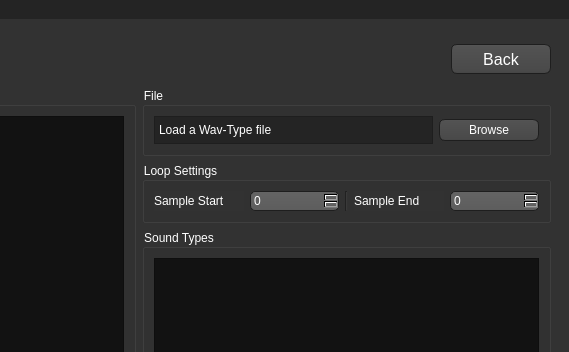
This is WiiMusicPlus.ui in BenjaminHalko/WiiMusicEditorPlus as Qt 5 draws it before an edit; both pictures show x 292 to 861 and y 0 to 352 of the 861 by 573 pixel window. The edited form follows.
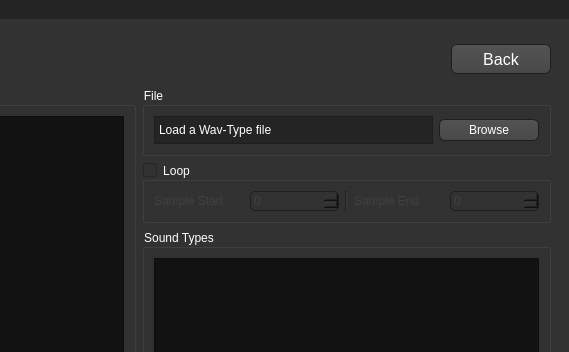
This is the edited form. The open tabs and pages were chosen to show the change. Icons and pictures are not drawn.

What changed in the file:
```diff
--- a/WiiMusicPlus.ui
+++ b/WiiMusicPlus.ui
@@ -2444,7 +2444,13 @@
             <item>
              <widget class="QGroupBox" name="SOE_Loop">
               <property name="title">
-               <string>Loop Settings</string>
+               <string>Loop</string>
+              </property>
+              <property name="checkable">
+               <bool>true</bool>
+              </property>
+              <property name="checked">
+               <bool>false</bool>
               </property>
               <layout class="QHBoxLayout" name="horizontalLayout_3">
                <item>
```
